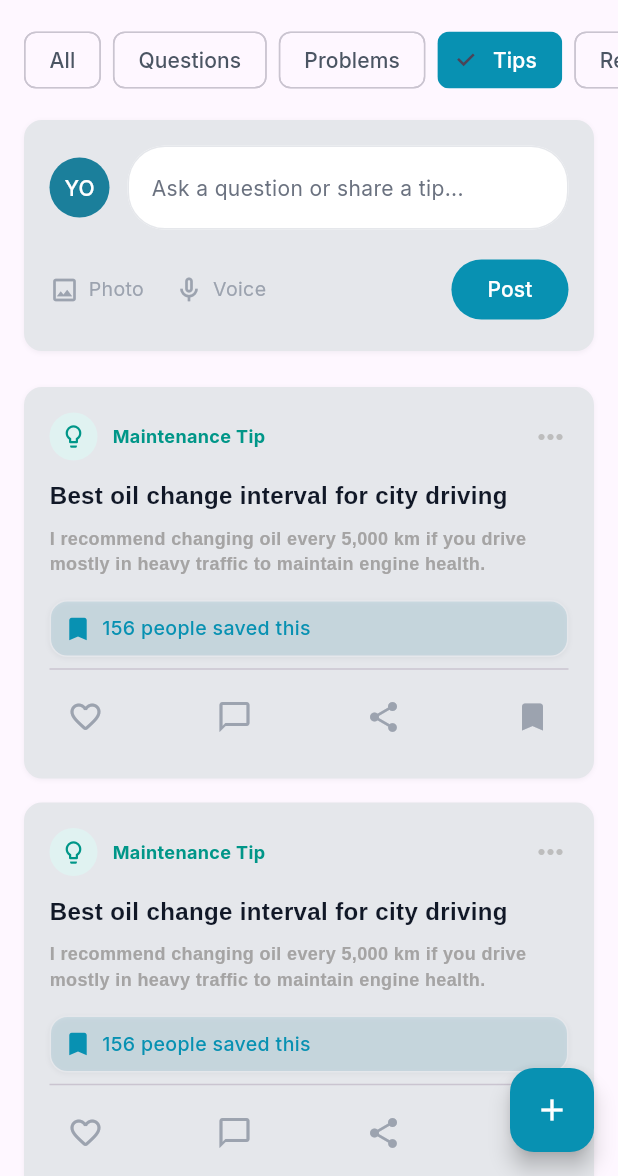
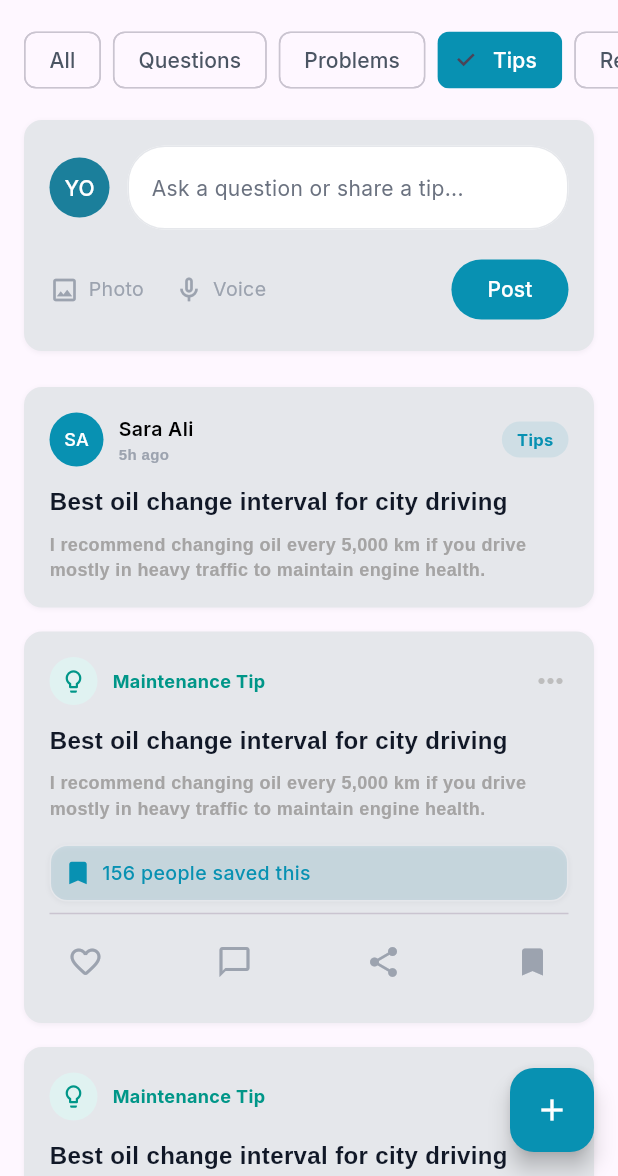
Before and after one commit to AhmedAbdelaal345/driver_mate, a Flutter app: the CommunityPage screen opened directly, after a tap on "Questions", after a tap on "Problems", after a tap on "Tips", on a phone screen of 412 x 824 dp, the part 60-1236 px from its top. Run offline on Flutter 3.47's test engine with Material 3 defaults, Android fonts, the phone set to English and light mode, and no system bars; our stand-ins replace bloc, carousel_slider, dartz, dio, equatable, file_picker and 5 more; missing offline and left inert: flutter_phone_direct_caller, record.

Commit message:
some edit

```diff
--- a/lib/feature/community/data/model/community_post.dart
+++ b/lib/feature/community/data/model/community_post.dart
@@ -1,5 +1,5 @@
-class CommunityPost {
-  const CommunityPost({
+class CommunityPostModel {
+  const CommunityPostModel({
     required this.id,
     required this.type,
     required this.title,
@@ -17,7 +17,7 @@ class CommunityPost {
   final String authorName;
   final String authorInitials;
 
-  CommunityPost copyWith({
+  CommunityPostModel copyWith({
     String? id,
     String? type,
     String? title,
@@ -26,7 +26,7 @@ class CommunityPost {
     String? authorName,
     String? authorInitials,
   }) {
-    return CommunityPost(
+    return CommunityPostModel(
       id: id ?? this.id,
       type: type ?? this.type,
       title: title ?? this.title,
--- a/lib/feature/community/data/repo/community_post_repo.dart
+++ b/lib/feature/community/data/repo/community_post_repo.dart
@@ -1,8 +1,8 @@
 import 'package:driver_mate/feature/community/data/model/community_post.dart';
 
 abstract class CommunityPostRepository {
-  Future<List<CommunityPost>> fetchPosts();
-  Future<CommunityPost> createPost({
+  Future<List<CommunityPostModel>> fetchPosts();
+  Future<CommunityPostModel> createPost({
     required String type,
     required String title,
     required String description,
@@ -10,8 +10,8 @@ abstract class CommunityPostRepository {
 }
 
 class InMemoryCommunityPostRepository implements CommunityPostRepository {
-  final List<CommunityPost> _posts = [
-    CommunityPost(
+  final List<CommunityPostModel> _posts = [
+    CommunityPostModel(
       id: 'seed-1',
       type: 'Question',
       title: 'Strange clicking sound when turning',
@@ -21,7 +21,7 @@ class InMemoryCommunityPostRepository implements CommunityPostRepository {
       authorName: 'Ahmed Hassan',
       authorInitials: 'AH',
     ),
-    CommunityPost(
+    CommunityPostModel(
       id: 'seed-2',
       type: 'Tips',
       title: 'Best oil change interval for city driving',
@@ -34,18 +34,18 @@ class InMemoryCommunityPostRepository implements CommunityPostRepository {
   ];
 
   @override
-  Future<List<CommunityPost>> fetchPosts() async {
-    return List<CommunityPost>.from(_posts);
+  Future<List<CommunityPostModel>> fetchPosts() async {
+    return List<CommunityPostModel>.from(_posts);
   }
 
   @override
-  Future<CommunityPost> createPost({
+  Future<CommunityPostModel> createPost({
     required String type,
     required String title,
     required String description,
   }) async {
     final now = DateTime.now();
-    final post = CommunityPost(
+    final post = CommunityPostModel(
       id: 'post-${now.microsecondsSinceEpoch}',
       type: type,
       title: title,
--- a/lib/feature/community/manager/community_post_manager/community_post_cubit.dart
+++ b/lib/feature/community/manager/community_post_manager/community_post_cubit.dart
@@ -5,7 +5,7 @@ import 'package:flutter_bloc/flutter_bloc.dart';
 
 class CommunityPostCubit extends Cubit<CommunityPostState> {
   CommunityPostCubit({required this.repo})
-      : super(const CommunityPostInitial());
+    : super(const CommunityPostInitial());
 
   final CommunityPostRepository repo;
 
@@ -26,7 +26,7 @@ class CommunityPostCubit extends Cubit<CommunityPostState> {
   }) async {
     emit(CommunityPostLoading(state.posts));
     try {
-      final CommunityPost post = await repo.createPost(
+      final CommunityPostModel post = await repo.createPost(
         type: type,
         title: title,
         description: description,
--- a/lib/feature/community/manager/community_post_manager/community_post_state.dart
+++ b/lib/feature/community/manager/community_post_manager/community_post_state.dart
@@ -2,7 +2,7 @@ import 'package:driver_mate/feature/community/data/model/community_post.dart';
 
 abstract class CommunityPostState {
   const CommunityPostState(this.posts);
-  final List<CommunityPost> posts;
+  final List<CommunityPostModel> posts;
 }
 
 class CommunityPostInitial extends CommunityPostState {
@@ -10,21 +10,21 @@ class CommunityPostInitial extends CommunityPostState {
 }
 
 class CommunityPostLoading extends CommunityPostState {
-  const CommunityPostLoading(List<CommunityPost> posts) : super(posts);
+  const CommunityPostLoading(List<CommunityPostModel> posts) : super(posts);
 }
 
 class CommunityPostLoaded extends CommunityPostState {
-  const CommunityPostLoaded(List<CommunityPost> posts) : super(posts);
+  const CommunityPostLoaded(List<CommunityPostModel> posts) : super(posts);
 }
 
 class CommunityPostSuccess extends CommunityPostState {
-  const CommunityPostSuccess(List<CommunityPost> posts, this.message)
-      : super(posts);
+  const CommunityPostSuccess(List<CommunityPostModel> posts, this.message)
+    : super(posts);
   final String message;
 }
 
 class CommunityPostFailure extends CommunityPostState {
-  const CommunityPostFailure(List<CommunityPost> posts, this.error)
-      : super(posts);
+  const CommunityPostFailure(List<CommunityPostModel> posts, this.error)
+    : super(posts);
   final String error;
 }
--- a/lib/feature/community/view/community_page.dart
+++ b/lib/feature/community/view/community_page.dart
@@ -12,7 +12,10 @@ import 'package:driver_mate/feature/community/view/widget/problem_tab_widget.dar
 import 'package:driver_mate/feature/community/view/widget/question_card_widget.dart';
 import 'package:driver_mate/feature/community/view/widget/review_tab_widget.dart';
 import 'package:driver_mate/feature/community/view/widget/tips_tab_widget.dart';
+import 'package:driver_mate/feature/community/data/repo/community_post_repo.dart';
+import 'package:driver_mate/feature/community/manager/community_post_manager/community_post_cubit.dart';
 import 'package:flutter/material.dart';
+import 'package:flutter_bloc/flutter_bloc.dart';
 
 class CommunityPage extends StatefulWidget {
   const CommunityPage({super.key});
@@ -23,6 +26,7 @@ class CommunityPage extends StatefulWidget {
 
 class _CommunityPageState extends State<CommunityPage> {
   int _currentTab = 0;
+  late final CommunityPostCubit _postCubit;
 
   final tabs = const [
     AppConstants.all,
@@ -34,8 +38,23 @@ class _CommunityPageState extends State<CommunityPage> {
   ];
 
   @override
+  void initState() {
+    super.initState();
+    _postCubit =
+        CommunityPostCubit(repo: InMemoryCommunityPostRepository())..loadPosts();
+  }
+
+  @override
+  void dispose() {
+    _postCubit.close();
+    super.dispose();
+  }
+
+  @override
   Widget build(BuildContext context) {
-    return Scaffold(
+    return BlocProvider.value(
+      value: _postCubit,
+      child: Scaffold(
         appBar: AppBar(
           title: Text(
             AppConstants.community,
@@ -58,7 +77,12 @@ class _CommunityPageState extends State<CommunityPage> {
         backgroundColor: AppColors.cyanColor,
         child: const Icon(Icons.add, color: AppColors.white),
         onPressed: () {
-          MyNavigation.navigateTo(const CommunityNewPostPage());
+          MyNavigation.navigateTo(
+            BlocProvider.value(
+              value: _postCubit,
+              child: const CommunityNewPostPage(),
+            ),
+          );
         },
       ),
 
@@ -85,6 +109,7 @@ class _CommunityPageState extends State<CommunityPage> {
           ),
         ],
       ),
+      ),
     );
   }
 }
--- a/lib/feature/community/view/widget/all_tab_widget.dart
+++ b/lib/feature/community/view/widget/all_tab_widget.dart
@@ -1,5 +1,6 @@
 // feature/community/view/widget/all_tab_widget.dart
 import 'package:driver_mate/feature/community/view/widget/community_post_header.dart';
+import 'package:driver_mate/feature/community/view/widget/community_post_list.dart';
 import 'package:driver_mate/feature/community/view/widget/market_place_widget.dart';
 import 'package:driver_mate/feature/community/view/widget/problem_tab_widget.dart';
 import 'package:driver_mate/feature/community/view/widget/question_card_widget.dart';
@@ -14,6 +15,7 @@ class AllTab extends StatelessWidget {
     return ListView(
       children: const [
         CommunityPostHeader(), // The "Ask a question" header we built
+        CommunityPostList(showEmptyState: false),
         QuestionCard(), // A question
         ProblemCard(), // A problem with AI help
         TipCard(), // A helpful tip
--- a/lib/feature/community/view/widget/community_post_list.dart
+++ b/lib/feature/community/view/widget/community_post_list.dart
@@ -53,7 +53,7 @@ class CommunityPostList extends StatelessWidget {
     );
   }
 
-  List<CommunityPost> _filterPosts(List<CommunityPost> posts) {
+  List<CommunityPostModel> _filterPosts(List<CommunityPostModel> posts) {
     if (filterType == null) return posts;
     return posts.where((p) => p.type == filterType).toList();
   }
@@ -62,7 +62,7 @@ class CommunityPostList extends StatelessWidget {
 class _CommunityPostCard extends StatelessWidget {
   const _CommunityPostCard({required this.post});
 
-  final CommunityPost post;
+  final CommunityPostModel post;
 
   @override
   Widget build(BuildContext context) {
--- a/lib/feature/community/view/widget/market_place_widget.dart
+++ b/lib/feature/community/view/widget/market_place_widget.dart
@@ -2,6 +2,7 @@ import 'package:driver_mate/core/utils/app_colors.dart';
 import 'package:driver_mate/core/utils/app_constants.dart';
 import 'package:driver_mate/core/utils/app_style.dart';
 import 'package:driver_mate/core/utils/box_decoration.dart';
+import 'package:driver_mate/feature/community/view/widget/community_post_list.dart';
 import 'package:driver_mate/feature/community/view/widget/market_place_post_header.dart';
 import 'package:flutter/material.dart';
 
@@ -18,6 +19,10 @@ class MarketplaceTab extends StatelessWidget {
         MarketplacePostHeader(
           controller: controller,
         ), // The "Ask a question" style header
+        const CommunityPostList(
+          filterType: AppConstants.marketPlace,
+          showEmptyState: false,
+        ),
         const MarketplaceCard(),
       ],
     );
--- a/lib/feature/community/view/widget/problem_tab_widget.dart
+++ b/lib/feature/community/view/widget/problem_tab_widget.dart
@@ -4,6 +4,7 @@ import 'package:driver_mate/core/utils/app_font_size.dart';
 import 'package:driver_mate/core/utils/app_style.dart';
 import 'package:driver_mate/core/utils/box_decoration.dart';
 import 'package:driver_mate/feature/community/view/widget/footer_icon_widget.dart';
+import 'package:driver_mate/feature/community/view/widget/community_post_list.dart';
 import 'package:flutter/material.dart';
 
 class ProblemsTab extends StatelessWidget {
@@ -11,7 +12,13 @@ class ProblemsTab extends StatelessWidget {
 
   @override
   Widget build(BuildContext context) {
-    return ListView(children: [ProblemCard(), ProblemCard()]);
+    return ListView(
+      children: const [
+        CommunityPostList(filterType: AppConstants.problem, showEmptyState: false),
+        ProblemCard(),
+        ProblemCard(),
+      ],
+    );
   }
 }
 
--- a/lib/feature/community/view/widget/question_card_widget.dart
+++ b/lib/feature/community/view/widget/question_card_widget.dart
@@ -4,6 +4,7 @@ import 'package:driver_mate/core/utils/app_font_size.dart';
 import 'package:driver_mate/core/utils/app_style.dart';
 import 'package:driver_mate/core/utils/box_decoration.dart';
 import 'package:driver_mate/feature/community/view/widget/community_post_header.dart';
+import 'package:driver_mate/feature/community/view/widget/community_post_list.dart';
 import 'package:flutter/material.dart';
 
 class QuestionTab extends StatelessWidget {
@@ -14,6 +15,7 @@ class QuestionTab extends StatelessWidget {
     return ListView(
       children: const [
         CommunityPostHeader(),
+        CommunityPostList(filterType: AppConstants.question, showEmptyState: false),
         QuestionCard(), // Each card now manages its own "Love" state
         QuestionCard(),
       ],
--- a/lib/feature/community/view/widget/review_tab_widget.dart
+++ b/lib/feature/community/view/widget/review_tab_widget.dart
@@ -1,7 +1,9 @@
 import 'package:driver_mate/core/utils/app_colors.dart';
 import 'package:driver_mate/core/utils/app_style.dart';
+import 'package:driver_mate/core/utils/app_constants.dart';
 import 'package:driver_mate/core/utils/box_decoration.dart';
 import 'package:driver_mate/feature/community/view/widget/community_filter_row.dart';
+import 'package:driver_mate/feature/community/view/widget/community_post_list.dart';
 import 'package:driver_mate/feature/community/view/widget/review_header_widget.dart';
 import 'package:flutter/material.dart';
 
@@ -23,6 +25,7 @@ class ReviewsTab extends StatelessWidget {
         SizedBox(height: 8),
 
         // 3. The Feed
+        CommunityPostList(filterType: AppConstants.review, showEmptyState: false),
         ReviewCard(),
         ReviewCard(),
         ReviewCard(),
--- a/lib/feature/community/view/widget/tips_tab_widget.dart
+++ b/lib/feature/community/view/widget/tips_tab_widget.dart
@@ -1,11 +1,13 @@
 // feature/community/view/widget/tips_tab_widget.dart
 
 import 'package:driver_mate/core/utils/app_colors.dart';
+import 'package:driver_mate/core/utils/app_constants.dart';
 import 'package:driver_mate/core/utils/app_font_size.dart';
 import 'package:driver_mate/core/utils/app_style.dart';
 import 'package:driver_mate/core/utils/box_decoration.dart';
 import 'package:driver_mate/feature/community/view/widget/community_post_header.dart';
 import 'package:driver_mate/feature/community/view/widget/footer_icon_widget.dart';
+import 'package:driver_mate/feature/community/view/widget/community_post_list.dart';
 import 'package:flutter/material.dart';
 
 class TipsTab extends StatelessWidget {
@@ -14,7 +16,12 @@ class TipsTab extends StatelessWidget {
   @override
   Widget build(BuildContext context) {
     return ListView(
-      children: const [CommunityPostHeader(), TipCard(), TipCard()],
+      children: const [
+        CommunityPostHeader(),
+        CommunityPostList(filterType: AppConstants.tips, showEmptyState: false),
+        TipCard(),
+        TipCard(),
+      ],
     );
   }
 }
```
Also changed, not shown: lib/feature/community/view/community_new_post_page.dart (+44 -10 lines). Lines whose indentation alone changed are shown as unchanged.
